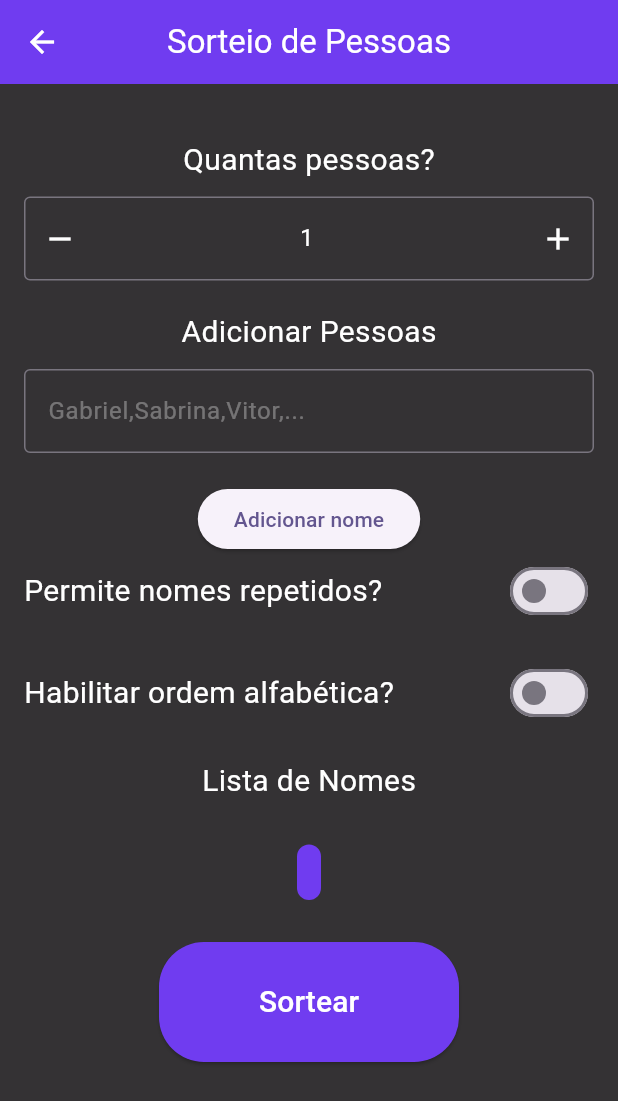
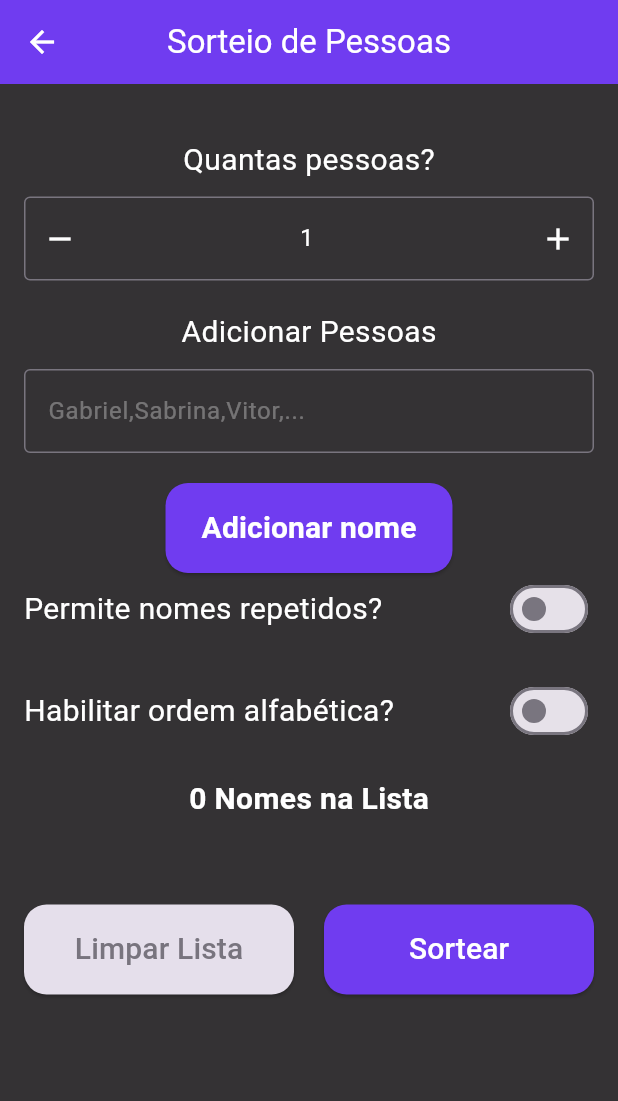
Before and after one commit to SabrinaVailante/flutter_gerador_de_aleatorios, a Flutter app: the SorteioDePessoasView screen opened directly, after a tap on "Adicionar nome", on a phone screen of 412 x 824 dp. Shown: the top 1101 px of the screen. Run offline on Flutter 3.47's test engine with Material 3 defaults, Android fonts, the phone set to English and light mode, and no system bars; our stand-ins replace lottie, shared_preferences; accounts and stored records are empty.

Commit message:
implementa a persistencia de dados no sorteiro de nomes.

```diff
--- a/lib/main.dart
+++ b/lib/main.dart
@@ -1,7 +1,6 @@
 import 'package:flutter/material.dart';
 import 'package:flutter_gerador_de_numeros_aleatorios/splash_scren.view.dart';
 
-import 'home.view.dart';
 
 void main() {
   runApp(const GeradorAleatorio());
--- a/lib/sorteador_de_nomes/sorteador_de_nomes.view.dart
+++ b/lib/sorteador_de_nomes/sorteador_de_nomes.view.dart
@@ -1,6 +1,6 @@
 import 'dart:math';
-
 import 'package:flutter/material.dart';
+import 'package:shared_preferences/shared_preferences.dart';
 import 'sorteando_nomes.view.dart';
 
 class SorteioDePessoasView extends StatefulWidget {
@@ -18,14 +18,32 @@ class _SorteioDePessoasViewState extends State<SorteioDePessoasView> {
   bool _isOk = false;
   List<String> listaNomes = [];
   bool isOrdemAlfabetica = false;
-  List<dynamic> listaSorteada = [];
+  List<String> listaSorteada = [];
+  int quantidadeDeNomes = 0;
 
   @override
   void initState() {
     super.initState();
+    carregarDados();
   }
+
+  Future<void> carregarDados() async {
+    final SharedPreferences prefs = await SharedPreferences.getInstance();
+    setState(() {
+      listaNomes = prefs.getStringList('nomes') ?? [];
+      isOrdemAlfabetica = prefs.getBool('isOrdemAlfabetica') ?? false;
+    });
+  }
+
+  Future<void> salvarDados() async {
+    final SharedPreferences prefs = await SharedPreferences.getInstance();
+    prefs.setStringList('nomes', listaNomes);
+    prefs.setBool('isOrdemAlfabetica', isOrdemAlfabetica);
+    prefs.setInt('quantidadeDeNomes', quantidadeDeNomes);
+  }
+
   void sortearNomes() {
-    listaNomes.clear();
+    listaSorteada.clear();
     final random = Random();
     for (int i = 0; i < numbers; i++) {
       int index = random.nextInt(listaNomes.length);
@@ -128,17 +146,40 @@ class _SorteioDePessoasViewState extends State<SorteioDePessoasView> {
                     ),
                     const SizedBox(height: 20),
                     ElevatedButton(
+                      style: ButtonStyle(
+                          backgroundColor: MaterialStateProperty.all(
+                              const  Color.fromARGB(255, 112, 60, 240)),
+                          shape: MaterialStateProperty.all<
+                              RoundedRectangleBorder>(
+                              RoundedRectangleBorder(
+                                  borderRadius: BorderRadius.circular(15.0))),
+                          minimumSize:
+                          MaterialStateProperty.all(const Size(180, 60))),
                       onPressed: () {
                         setState(() {
-                          listaNomes = nomesController.text
-                              .split(',')
-                              .map((e) => e.trim())
+                          // Divide o texto em uma lista de nomes
+                          List<String> novosNomes =
+                              nomesController.text.split(',');
+                          novosNomes = novosNomes
+                              .map((nome) => nome.trim())
+                              .where((nome) => nome.isNotEmpty)
                               .toList();
+                          // Remove espaços em branco ao redor de cada nome
+                          for (int i = 0; i < novosNomes.length; i++) {
+                            novosNomes[i] = novosNomes[i].trim();
+                          }
+                          // Adiciona os novos nomes à lista existente
+                          listaNomes.addAll(novosNomes);
+                          quantidadeDeNomes = listaNomes.length;
+                          // Limpa o campo de texto
                           nomesController.clear();
+                          // Salva os dados em SharedPreferences
+                          salvarDados();
                         });
+                        // Imprime a lista de nomes atualizada
                         print(listaNomes);
                       },
-                      child: const Text("Adicionar nome"),
+                      child: const Text("Adicionar nome", style: TextStyle(color: Colors.white, fontSize: 20, fontWeight: FontWeight.bold),),
                     ),
                     Row(
                       mainAxisAlignment: MainAxisAlignment.spaceBetween,
@@ -169,14 +210,18 @@ class _SorteioDePessoasViewState extends State<SorteioDePessoasView> {
                             onChanged: (value) {
                               setState(() {
                                 isOrdemAlfabetica = value;
+                                salvarDados(); // Salva a preferência de ordem alfabética
                               });
                             })
                       ],
                     ),
                     const SizedBox(height: 20),
-                    const Text(
-                      "Lista de Nomes",
-                      style: TextStyle(fontSize: 20, color: Colors.white),
+                    Text(
+                      '${quantidadeDeNomes.toString()} Nomes na Lista',
+                      style: const TextStyle(
+                          fontSize: 20,
+                          color: Colors.white,
+                          fontWeight: FontWeight.bold),
                     ),
                     const SizedBox(height: 20),
                     Padding(
@@ -188,6 +233,27 @@ class _SorteioDePessoasViewState extends State<SorteioDePessoasView> {
                       ),
                     ),
                     const SizedBox(height: 20),
+                    Row(
+                      mainAxisAlignment: MainAxisAlignment.spaceBetween,
+                      children: [
+                        ElevatedButton(
+                            style: ButtonStyle(
+                                backgroundColor: MaterialStateProperty.all(
+                                    const Color.fromARGB(255, 229, 223, 235)),
+                                shape:
+                                    MaterialStateProperty.all<RoundedRectangleBorder>(
+                                        RoundedRectangleBorder(
+                                            borderRadius:
+                                                BorderRadius.circular(15.0))),
+                                minimumSize: MaterialStateProperty.all(
+                                    const Size(180, 60))),
+                            onPressed: (){
+                          setState(() {
+                            listaNomes.clear();
+                            salvarDados();
+                          });
+                        }, child: const Text("Limpar Lista", style: TextStyle(color: Color.fromRGBO(
+                            120, 116, 126, 1.0), fontSize: 20))),
                         ElevatedButton(
                             style: ButtonStyle(
                                 backgroundColor: MaterialStateProperty.all(
@@ -195,9 +261,9 @@ class _SorteioDePessoasViewState extends State<SorteioDePessoasView> {
                                 shape: MaterialStateProperty.all<
                                         RoundedRectangleBorder>(
                                     RoundedRectangleBorder(
-                                    borderRadius: BorderRadius.circular(30.0))),
+                                        borderRadius: BorderRadius.circular(15.0))),
                                 minimumSize:
-                                MaterialStateProperty.all(const Size(200, 80))),
+                                    MaterialStateProperty.all(const Size(180, 60))),
                             onPressed: () {
                               setState(() {
                                 listaNomes.sort();
@@ -208,12 +274,14 @@ class _SorteioDePessoasViewState extends State<SorteioDePessoasView> {
                               Navigator.push(
                                   context,
                                   MaterialPageRoute(
-                                  builder: (context) => CarregamentoAnimadoView(
-                                      lista: listaNomes)));
+                                      builder: (context) =>
+                                          SorteandoNomesView(lista: listaNomes)));
                             },
                             child: const Text("Sortear",
                                 style:
-                                TextStyle(color: Colors.white, fontSize: 20)))
+                                    TextStyle(color: Colors.white, fontSize: 20))),
+                      ],
+                    )
                   ],
                 ),
               ),
```
Also changed, not shown: lib/sorteador_de_nomes/resultado_do_sorteio.view.dart (added, +51 -0 lines), lib/sorteador_de_nomes/resultado_so_sorteio.view.dart (deleted, +0 -60 lines), lib/sorteador_de_nomes/sorteando_nomes.view.dart (+7 -7 lines). Lines whose indentation alone changed are shown as unchanged.
